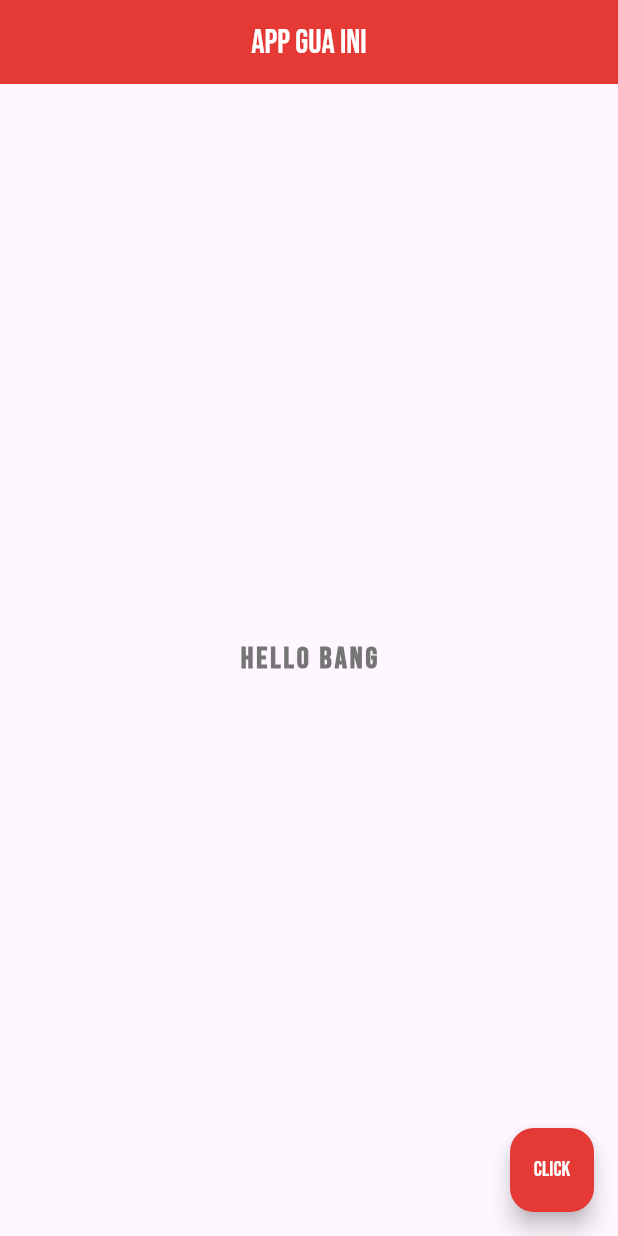
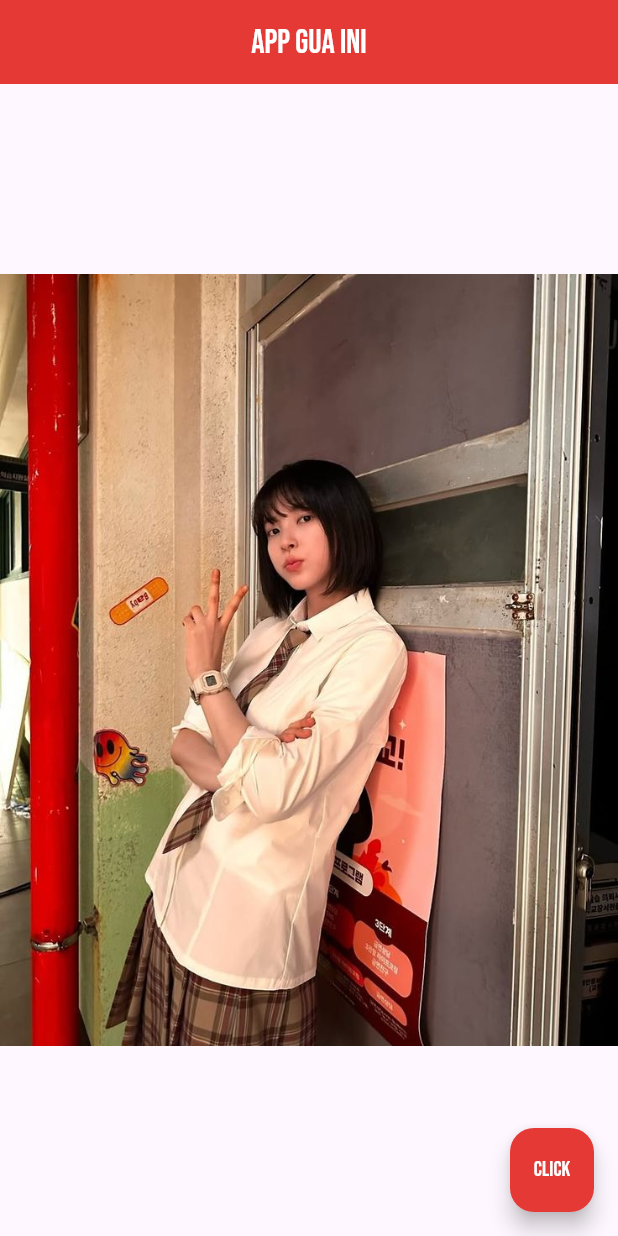
Before and after one commit to AdamJoestar/my_app, a Flutter app: the screen it shows after launch, on a phone screen of 412 x 824 dp. Run offline on Flutter 3.47's test engine with Material 3 defaults, Android fonts, the phone set to English and light mode, and no system bars.

Commit message:
image assets

```diff
--- a/lib/main.dart
+++ b/lib/main.dart
@@ -23,16 +23,7 @@ class Home extends StatelessWidget {
         backgroundColor: Colors.red[600],
       ),
       body: Center(
-        child: Text(
-          'hello bang',
-          style: TextStyle(
-              fontSize: 20.0,
-              fontWeight: FontWeight.bold,
-              letterSpacing: 2.0,
-              color: Colors.grey[600],
-              fontFamily: 'BebasNeue'
-          ),
-        ),
+        child: Image.asset('assets/jingwoo.jpg'),
       ),
       floatingActionButton: FloatingActionButton(
         onPressed: () {},
--- a/pubspec.yaml
+++ b/pubspec.yaml
@@ -26,3 +26,5 @@ flutter:
     - family: IndieFlower
       fonts:
         - asset: fonts/IndieFlower-Regular.ttf
+  assets:
+    - assets/
```
Also changed, not shown: assets/jingwoo.jpg (added).
